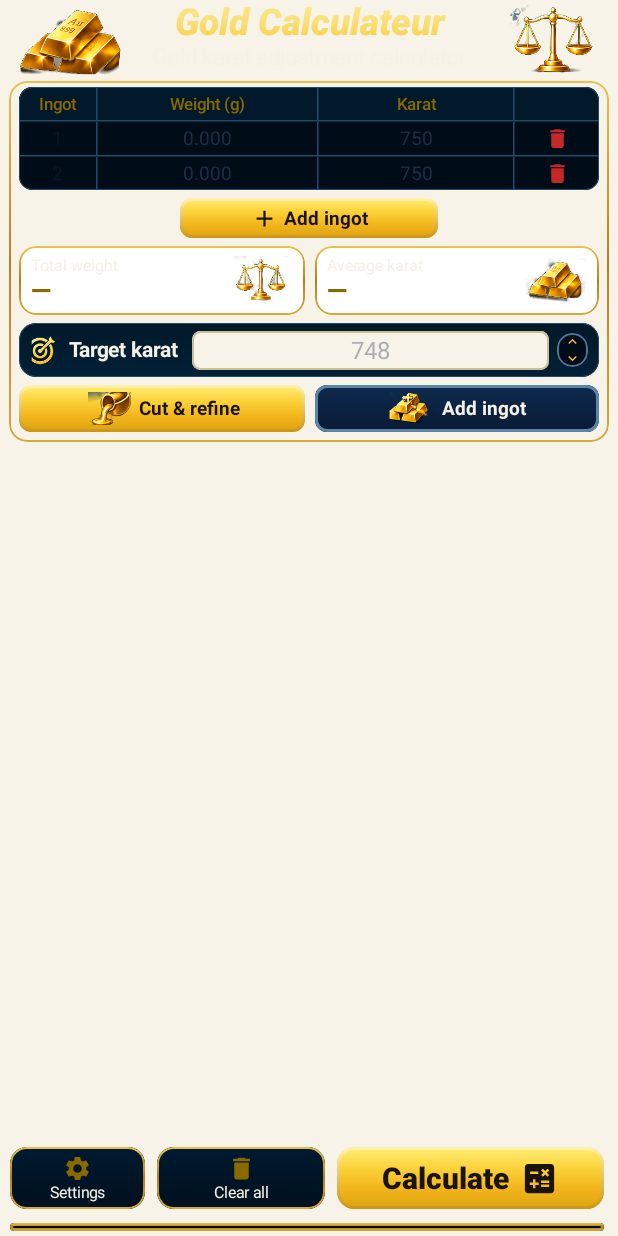
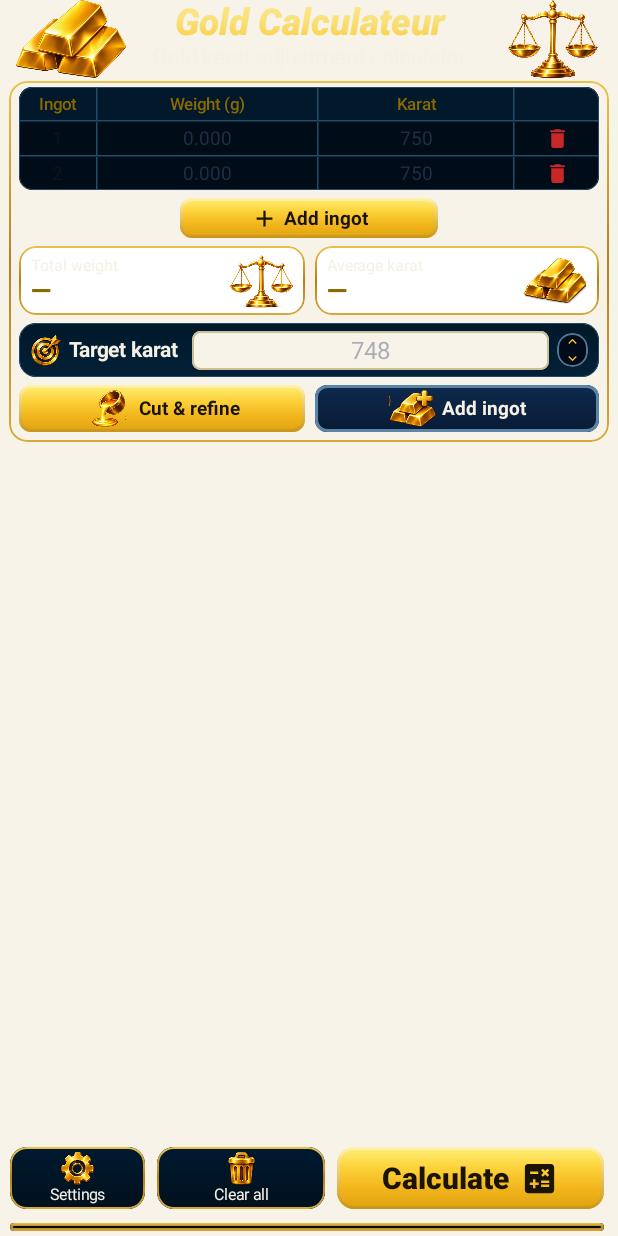
Before and after one commit to derbalali76-web/Gold-Calculateur, an Android app built with Jetpack Compose: the MainScreen screen opened through its navigation route, on a phone screen of 412 x 824 dp. Run offline under Robolectric (Android 15) with nearby library versions, the phone set to English and light mode, and no system bars; our stand-ins replace AdMob, Room's generated code; libraries missing offline, so code that uses them is left out: com.android.billingclient; pictures from the network do not load; 4 statements that could not run were skipped.

Commit message:
Use the provided clean artwork (bars, scales, nuggets, icons)
Co-Authored-By: Claude Sonnet 5.5 <noreply@anthropic.com>
Claude-Session: https://claude.ai/code/session_01Y2CKTB8YSsac9DaEz5G6a9

```diff
--- a/app/src/main/java/com/goldcalculateur/app/ui/MainScreen.kt
+++ b/app/src/main/java/com/goldcalculateur/app/ui/MainScreen.kt
@@ -496,11 +496,11 @@ private fun BottomBar(
                 modifier = Modifier.fillMaxWidth(),
             ) {
                 BarButton(
-                    icon = Icons.Filled.Settings, label = stringResource(R.string.settings),
+                    art = R.drawable.art_ic_gear, label = stringResource(R.string.settings),
                     onClick = onSettings, modifier = Modifier.weight(224f).testTag("open_settings"),
                 )
                 BarButton(
-                    icon = Icons.Filled.Delete, label = stringResource(R.string.clear_all),
+                    art = R.drawable.art_ic_trash, label = stringResource(R.string.clear_all),
                     onClick = onClear, modifier = Modifier.weight(278f).testTag("clear_all"),
                 )
                 GoldButton(
@@ -532,7 +532,7 @@ private fun BottomBar(
 }
 
 @Composable
-private fun BarButton(icon: ImageVector, label: String, onClick: () -> Unit, modifier: Modifier) {
+private fun BarButton(art: Int, label: String, onClick: () -> Unit, modifier: Modifier) {
     val shape = RoundedCornerShape(28.px())
     Column(
         modifier
@@ -543,7 +543,7 @@ private fun BarButton(icon: ImageVector, label: String, onClick: () -> Unit, mod
             .clickable(role = Role.Button, onClick = onClick),
         horizontalAlignment = Alignment.CenterHorizontally, verticalArrangement = Arrangement.Center,
     ) {
-        Icon(icon, contentDescription = null, tint = MaterialTheme.extra.goldText, modifier = Modifier.size(48.px()))
+        Image(painterResource(art), contentDescription = null, modifier = Modifier.size(54.px()))
         Text(label, color = Look.Cream, fontSize = 26.spx(), maxLines = 1, overflow = TextOverflow.Ellipsis)
     }
 }
```
Also changed, not shown: app/src/main/res/drawable-nodpi/art_hdr_bars.webp, app/src/main/res/drawable-nodpi/art_hdr_scales.webp, app/src/main/res/drawable-nodpi/art_ic_add.webp, app/src/main/res/drawable-nodpi/art_ic_chart.webp, app/src/main/res/drawable-nodpi/art_ic_cut.webp, app/src/main/res/drawable-nodpi/art_ic_gear.webp (added), app/src/main/res/drawable-nodpi/art_ic_target.webp, app/src/main/res/drawable-nodpi/art_ic_trash.webp (added), app/src/main/res/drawable-nodpi/art_nugget.webp, app/src/main/res/drawable-nodpi/art_sum_bars.webp, app/src/main/res/drawable-nodpi/art_sum_scales.webp, 1 other file.
